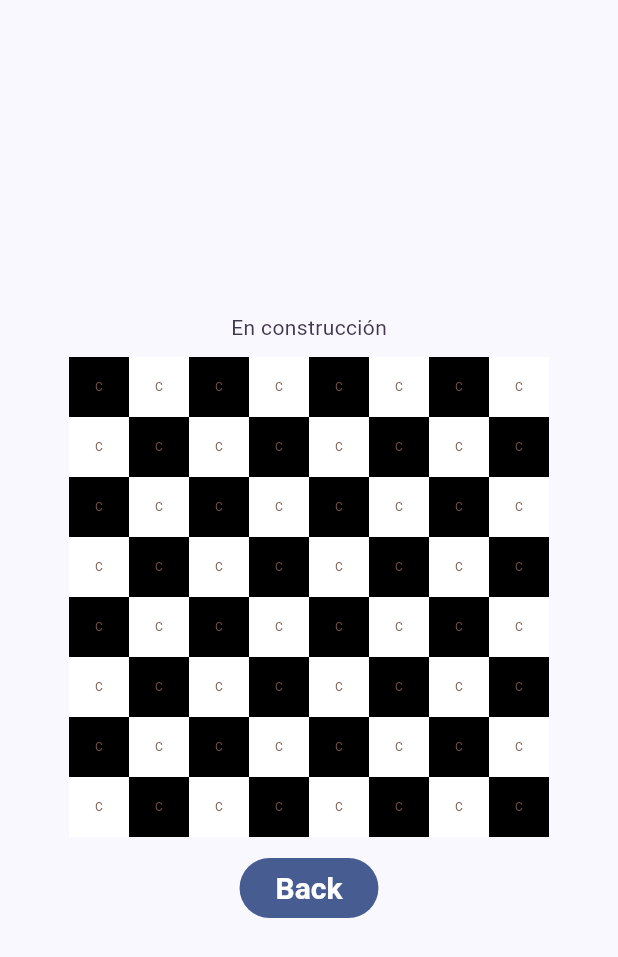
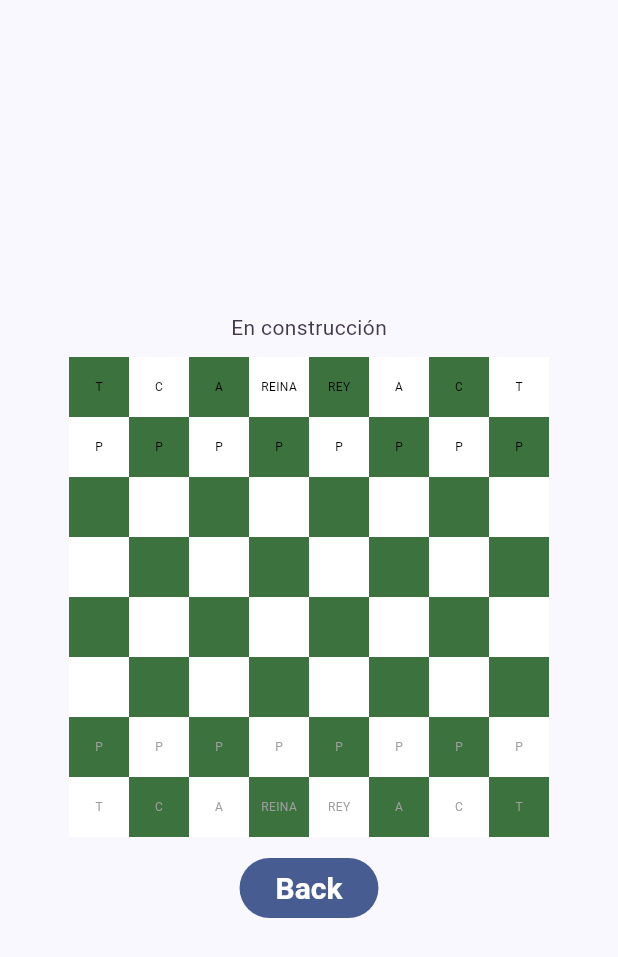
Before and after one commit to UNIZAR-30226-2024-10/front-end-app, a Flutter app: the ChessPlaySessionScreen screen opened by its route, on a phone screen of 412 x 824 dp. Shown: the top 957 px of the screen. Run offline on Flutter 3.47's test engine with Material 3 defaults, Android fonts, the phone set to English and light mode, and no system bars; our stand-ins replace audioplayers, go_router, shared_preferences; accounts and stored records are empty.

Commit message:
Continuación de widget tablero

```diff
--- a/lib/assets/constantes/constantes.dart
+++ b/lib/assets/constantes/constantes.dart
@@ -1 +1,15 @@
 // TODO Implement this library.
+
+enum TipoPieza { peon, torre, alfil, caballo, dama, rey, reina}
+
+// Define un mapa que asocie cada posición de fila con un tipo de pieza de ajedrez
+final Map<int, TipoPieza> posicionPiezaMap = {
+  0: TipoPieza.torre,
+  1: TipoPieza.caballo,
+  2: TipoPieza.alfil,
+  3: TipoPieza.reina,
+  4: TipoPieza.rey,
+  5: TipoPieza.alfil,
+  6: TipoPieza.caballo,
+  7: TipoPieza.torre,
+};
--- a/lib/play_session/casilla_ajedrez_widget.dart
+++ b/lib/play_session/casilla_ajedrez_widget.dart
@@ -3,29 +3,41 @@
 
 import 'package:flutter/material.dart';
 import 'package:basic/play_session/pieza_ajedrez_widget.dart';
+import 'package:basic/assets/constantes/constantes.dart';
 
-class CasillaAjedrez extends StatelessWidget {
-  final Color color;
+class CasillaAjedrez extends StatefulWidget {
+  final Color colorCasilla;
   final bool ocupada;
+  final int index;
   final TipoPieza? pieza;
 
   const CasillaAjedrez({
     Key? key,
-    required this.color,
+    required this.colorCasilla,
     required this.ocupada,
+    required this.index,
     this.pieza,
   }) : super(key: key);
 
   @override
+  _CasillaAjedrezState createState() => _CasillaAjedrezState();
+}
+
+class _CasillaAjedrezState extends State<CasillaAjedrez> {
+  @override
   Widget build(BuildContext context) {
     return Stack(
       children: [
-        Container (width: 40,
-        height: 40,
-        color: color,
+        Container(
+          width: 40,
+          height: 40,
+          color: widget.colorCasilla,
         ),
-        PiezaAjedrez(tipo: TipoPieza.caballo, color: Colors.brown),
-      ]
+        if (widget.ocupada && widget.index >= 0 && widget.index <16)
+          (PiezaAjedrez(tipo: widget.pieza!, color: Colors.black)),
+        if (widget.ocupada && widget.index >= 48 && widget.index <64)
+          (PiezaAjedrez(tipo: widget.pieza!, color: Colors.grey)),
+      ],
     );
   }
 }
--- a/lib/play_session/chess_game_widget.dart
+++ /dev/null
@@ -1,25 +0,0 @@
-//Nombre: chess_game_widget.dart
-//Descripción: Contiene el widget del juego de ajedrez.
-
-
-import 'package:flutter/material.dart';
-import 'package:basic/play_session/tablero_widget.dart';
-//import 'package:provider/provider.dart';
-
-class ChessGameWidget extends StatelessWidget {
-  final bool partidaIniciada;
-
-  const ChessGameWidget({
-    Key? key,
-    this.partidaIniciada = false,
-  }) : super(key: key);
-
-  @override
-  Widget build(BuildContext context) {
-    return const Column(
-      children: [
-        TableroWidget(),
-      ],
-    );
-  }
-}
--- a/lib/play_session/chess_play_session_screen.dart
+++ b/lib/play_session/chess_play_session_screen.dart
@@ -1,7 +1,7 @@
 //Nombre: chess_play_session_screen.dart
 //Descripción: Contiene la pantalla de juego de ajedrez.
 
-import 'package:basic/play_session/chess_game_widget.dart';
+import 'package:basic/play_session/tablero_widget.dart';
 import 'package:basic/style/my_button.dart';
 import 'package:flutter/material.dart';
 import 'package:go_router/go_router.dart';
@@ -31,7 +31,7 @@ class _ChessPlaySessionScreenState extends State<ChessPlaySessionScreen>{
           children: [
             Text('En construcción'),
             _gap,
-            ChessGameWidget(),
+            TableroWidget(),
             _gap,
             MyButton(
               onPressed: () => GoRouter.of(context).go('/'),
--- a/lib/play_session/pieza_ajedrez_widget.dart
+++ b/lib/play_session/pieza_ajedrez_widget.dart
@@ -2,8 +2,7 @@
 //Descripción: Contiene el widget de la pieza de ajedrez.
 
 import 'package:flutter/material.dart';
-
-enum TipoPieza { peon, torre, alfil, caballo, dama, rey }
+import 'package:basic/assets/constantes/constantes.dart';
 
 class PiezaAjedrez extends StatelessWidget {
   final TipoPieza tipo;
@@ -40,7 +39,9 @@ class PiezaAjedrez extends StatelessWidget {
       case TipoPieza.dama:
         return "D";
       case TipoPieza.rey:
-        return "R";
+        return "REY";
+      case TipoPieza.reina:
+        return "REINA";
       default:
         return "";
     }
--- a/lib/play_session/tablero_widget.dart
+++ b/lib/play_session/tablero_widget.dart
@@ -3,30 +3,62 @@
 
 import 'package:flutter/material.dart';
 import 'package:basic/play_session/casilla_ajedrez_widget.dart';
+import 'package:basic/assets/constantes/constantes.dart';
+import 'package:flutter/services.dart';
 //import 'package:basic/play_session/pieza_ajedrez_widget.dart';
 //import 'package:provider/provider.dart';
 
-class TableroWidget extends StatefulWidget {
+class TableroWidget extends StatelessWidget {
   const TableroWidget({Key? key}) : super(key: key);
 
-  @override
-  _TableroWidgetState createState() => _TableroWidgetState();
-}
-
-class _TableroWidgetState extends State<TableroWidget> {
-  /*
-  Widget iniciarPartida(int index, Color color) {
-    if(index >= 0 && index <16){
-
+  //Función que devuelve un objeto CasillaAjedrez en el que correspone a la posición de la pieza
+  CasillaAjedrez? getCasilla(int index) {
+    Color colorAsociado = (index ~/ 8 + index % 8) % 2 == 0 ? const Color.fromARGB(255, 60, 114, 62) : Colors.white;
+    if (index >= 0 && index <= 7) {
+      //Primera fila de piezas negras
+      return CasillaAjedrez(
+        colorCasilla: colorAsociado,
+        ocupada: true,
+        index: index,
+        pieza: posicionPiezaMap[index],
+      );
     }
-    else if(index >=48){
-
+    else if(index >= 8 && index <=15){
+      //Primera fila de piezas negras peones
+      return CasillaAjedrez(
+        colorCasilla: colorAsociado,
+        ocupada: true,
+        index: index,
+        pieza:TipoPieza.peon,
+      );
+    }
+    else if(index >= 56 && index <=63){
+      //Primera fila de piezas blancas
+      return CasillaAjedrez(
+        colorCasilla: colorAsociado,
+        ocupada: true,
+        index: index,
+        pieza: posicionPiezaMap[index - 56],
+      );
+    }
+    else if(index >= 48 && index <=55){
+      //Primera fila de piezas blancas peones
+      return CasillaAjedrez(
+        colorCasilla: colorAsociado,
+        ocupada: true,
+        index: index,
+        pieza:TipoPieza.peon,
+      );
     }
     else{
-      return CasillaAjedrez(color: color, ocupada: false, pieza: null);
+      //Casillas vacías
+      return CasillaAjedrez(
+        colorCasilla: colorAsociado,
+        ocupada: false,
+        index: index,
+      );
     }
   }
-  */
 
   @override
   Widget build(BuildContext context) {
@@ -42,10 +74,7 @@ class _TableroWidgetState extends State<TableroWidget> {
         itemBuilder: (context, index) {
           final color =
               (index ~/ 8 + index % 8) % 2 == 0 ? Colors.black : Colors.white;
-          return CasillaAjedrez(
-              color: color,
-              ocupada: false,
-              pieza: null); //iniciarPartida(index,color);
+          return getCasilla(index);
         },
       ),
     );
```
